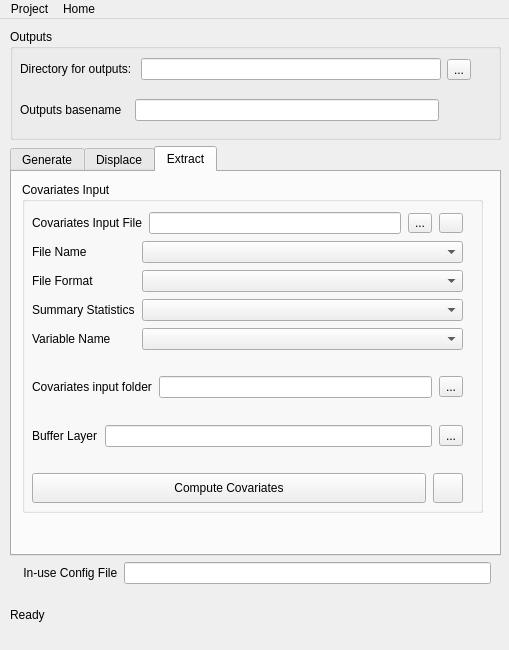
This is plugin/mgp_mainwindow.ui in unicef-drp/mics-geocoding as Qt 5 draws it before an edit. The edited form follows.
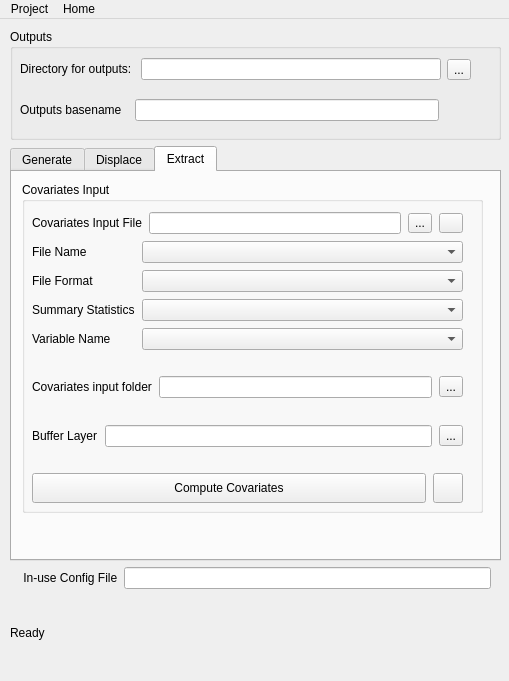
This is the edited form. Icons and pictures are not drawn.

Commit message: feat(log): remove except from notif + extend height

Patch:
```diff
--- a/plugin/mgp_mainwindow.ui
+++ b/plugin/mgp_mainwindow.ui
@@ -7,7 +7,7 @@
     <x>0</x>
     <y>0</y>
     <width>509</width>
-    <height>650</height>
+    <height>681</height>
    </rect>
   </property>
   <property name="windowTitle">
@@ -23,7 +23,7 @@
       <x>10</x>
       <y>0</y>
       <width>491</width>
-      <height>621</height>
+      <height>651</height>
      </rect>
     </property>
     <layout class="QVBoxLayout" name="verticalLayout">
@@ -959,14 +959,14 @@
        <property name="minimumSize">
         <size>
          <width>0</width>
-         <height>50</height>
+         <height>75</height>
         </size>
        </property>
        <widget class="QLabel" name="labelLogo">
         <property name="geometry">
          <rect>
           <x>310</x>
-          <y>9</y>
+          <y>20</y>
           <width>177</width>
           <height>35</height>
          </rect>
@@ -1008,7 +1008,7 @@
           <x>0</x>
           <y>0</y>
           <width>301</width>
-          <height>50</height>
+          <height>75</height>
          </rect>
         </property>
         <property name="sizePolicy">
@@ -1020,7 +1020,7 @@
         <property name="minimumSize">
          <size>
           <width>90</width>
-          <height>50</height>
+          <height>75</height>
          </size>
         </property>
         <property name="maximumSize">
```
The commit also changes 3 other files.
